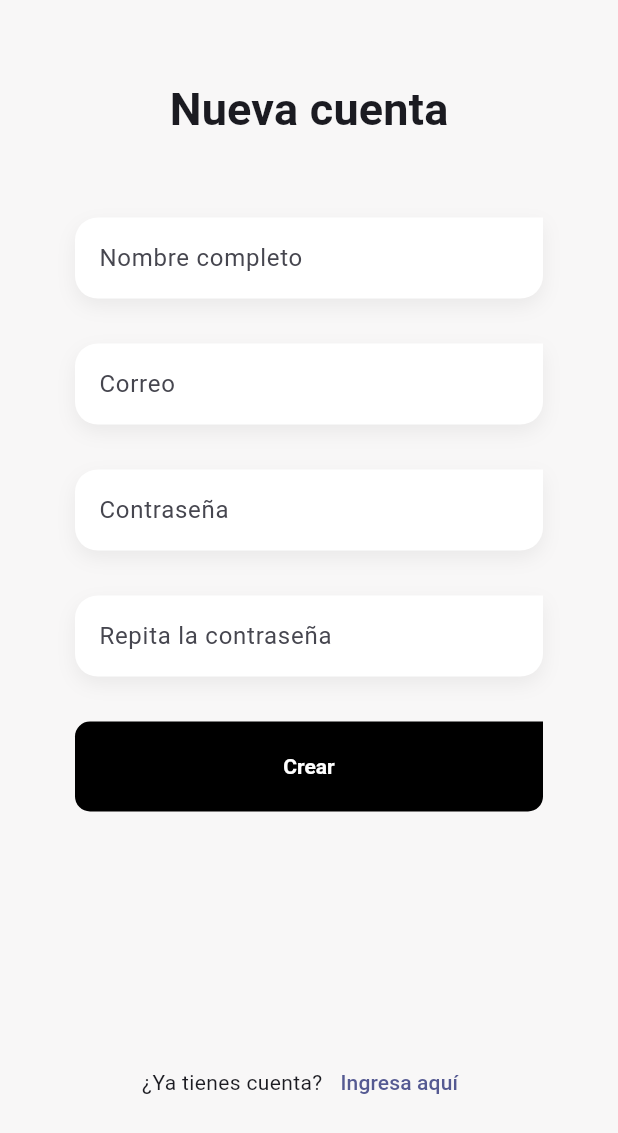
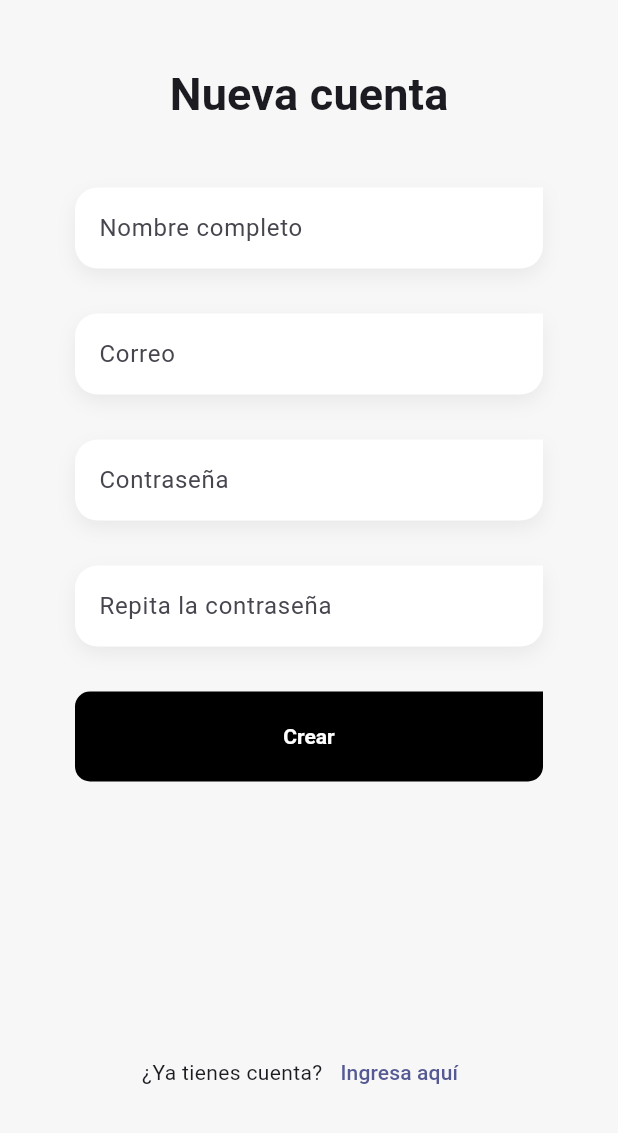
Before and after one commit to flinodev/teslo-app, a Flutter app: the _RegisterForm widget shown alone on an empty page, opened directly, on a phone screen of 412 x 824 dp. Shown: the top 1133 px of the screen. Run offline on Flutter 3.47's test engine with Material 3 defaults, Android fonts, the light colour scheme and no system bars; our stand-ins replace dio, flutter_dotenv, flutter_riverpod, formz, go_router, google_fonts; project files that could hold a hidden picture were left out.

Commit message:
FIX height size

```diff
--- a/lib/features/auth/presentation/screens/register_screen.dart
+++ b/lib/features/auth/presentation/screens/register_screen.dart
@@ -72,9 +72,9 @@ class _RegisterForm extends StatelessWidget {
       padding: const EdgeInsets.symmetric(horizontal: 50),
       child: Column(
         children: [
-          const SizedBox( height: 50 ),
+          const SizedBox( height: 40 ),
           Text('Nueva cuenta', style: textStyles.titleMedium ),
-          const SizedBox( height: 50 ),
+          const SizedBox( height: 40 ),
 
           const CustomTextFormField(
             label: 'Nombre completo',
```
